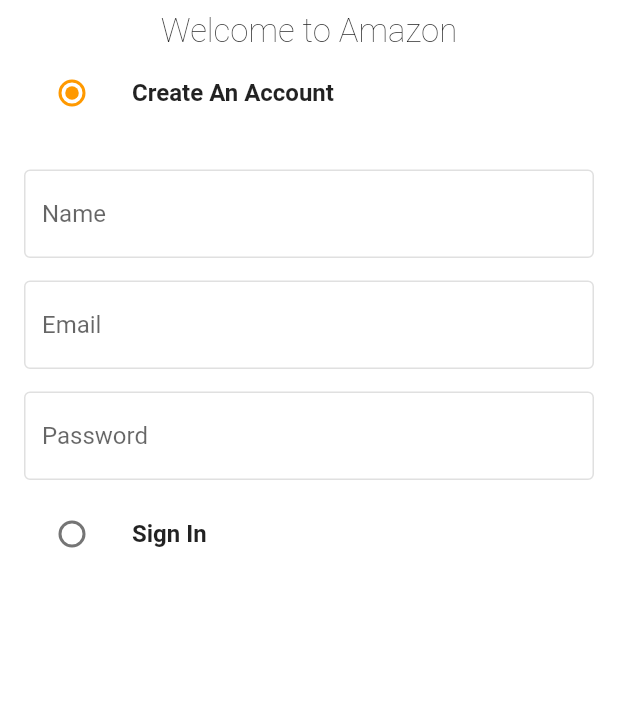
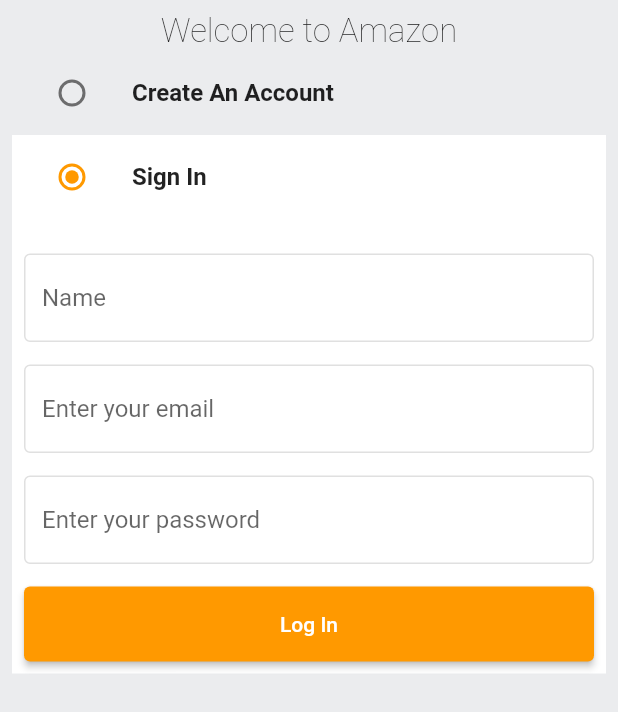
Before and after one commit to Jawde2000/Xmo, a Flutter app: the screen it shows after launch, on a phone screen of 412 x 824 dp. Shown: the top 712 px of the screen. Run offline on Flutter 3.47's test engine with Material 2 defaults, Android fonts, the phone set to English and light mode, and no system bars.

Commit message:
signup and log in button

```diff
--- /dev/null
+++ b/lib/common/widgets/custom_button.dart
@@ -0,0 +1,21 @@
+import "package:flutter/material.dart";
+
+class CustomButton extends StatelessWidget {
+  final String text;
+  final VoidCallback onTap;
+  const CustomButton({Key? key, required this.text, required this.onTap})
+      : super(key: key);
+
+  @override
+  Widget build(BuildContext context) {
+    return ElevatedButton(
+      child: Text(
+        text,
+      ),
+      onPressed: onTap,
+      style: ElevatedButton.styleFrom(
+        minimumSize: const Size(double.infinity, 50),
+      ),
+    );
+  }
+}
--- a/lib/features/auth/screens/auth_screens.dart
+++ b/lib/features/auth/screens/auth_screens.dart
@@ -1,3 +1,4 @@
+import 'package:amazon/common/widgets/custom_button.dart';
 import 'package:amazon/common/widgets/custom_textfield.dart';
 import 'package:amazon/constants/global_variables.dart';
 import 'package:flutter/material.dart';
@@ -16,7 +17,7 @@
 }
 
 class _AuthScreenState extends State<AuthScreen> {
-  Auth _auth = Auth.signup;
+  Auth _auth = Auth.signin;
   final _signupFormKey = GlobalKey<FormState>();
   final _signinFormKey = GlobalKey<FormState>();
   final TextEditingController _mailController = TextEditingController();
@@ -34,10 +35,12 @@
   @override
   Widget build(BuildContext context) {
     return Scaffold(
+      backgroundColor: globalV.greyBackgroundCOlor,
       body: SafeArea(
           child: Padding(
         padding: const EdgeInsets.all(8.0),
         child: Column(
+          // crossAxisAlignment: CrossAxisAlignment.start,
           children: [
             const Text(
               "Welcome to Amazon",
@@ -45,8 +48,12 @@
                 fontSize: 22,
                 fontWeight: FontWeight.w100,
               ),
+
             ),
             ListTile(
+              tileColor: _auth == Auth.signup
+                  ? globalV.backgroundColor
+                  : globalV.greyBackgroundCOlor,
               title: const Text(
                 "Create An Account",
                 style: TextStyle(
@@ -92,10 +99,24 @@
                       controller: _passController,
                       hintText: "Password",
                     ),
+                    const SizedBox(
+                      height: 15,
+                    ),
+                    CustomTextField(
+                      controller: _repeatPassController,
+                      hintText: "Enter your password again",
+                    ),
+                    const SizedBox(
+                      height: 15,
+                    ),
+                    CustomButton(text: "Sign Up", onTap: () {})
                   ]),
                 ),
               )),
             ListTile(
+              tileColor: _auth == Auth.signin
+                  ? globalV.backgroundColor
+                  : globalV.greyBackgroundCOlor,
               title: const Text(
                 "Sign In",
                 style: TextStyle(
@@ -140,10 +161,7 @@
                       const SizedBox(
                         height: 15,
                       ),
-                      CustomTextField(
-                        controller: _repeatPassController,
-                        hintText: "Enter your password again",
-                      ),
+                      CustomButton(text: "Log In", onTap: () {})
                     ]),
                   ))),
           ],
```
